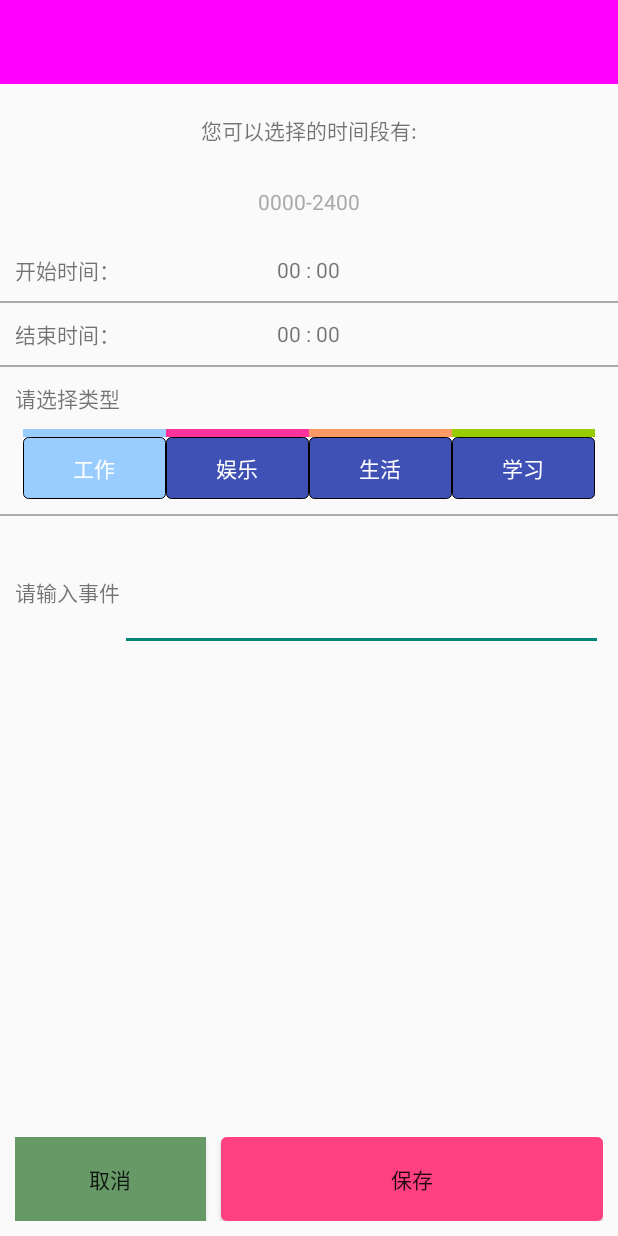
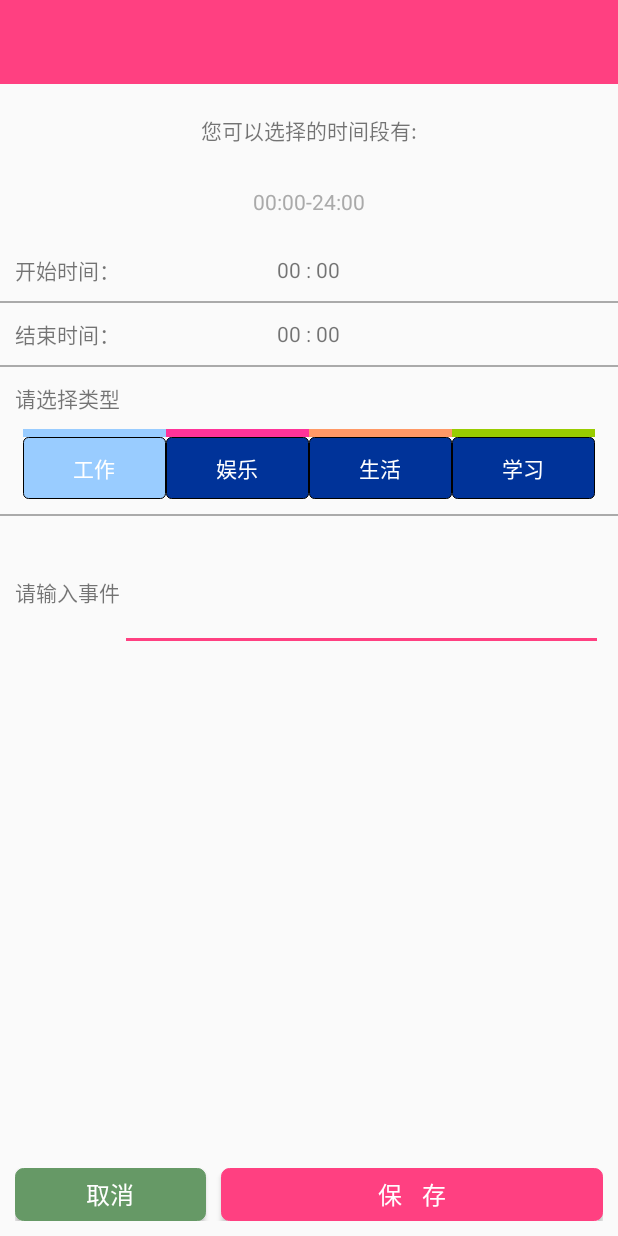
Before and after one commit to MikeMano1994/Timer, an Android app: the screen it shows after launch (AddActivity), after a tap on an icon or button, on a phone screen of 412 x 824 dp. Run offline under Robolectric (Android 15) with nearby library versions, the phone set to English and light mode, and no system bars; our stand-ins replace ButterKnife, Volley; libraries missing offline, so code that uses them is left out: com.orhanobut.logger.

Commit message:
增加倒计时功能，下一步：添加事件到数据库保存

```diff
--- a/app/src/main/AndroidManifest.xml
+++ b/app/src/main/AndroidManifest.xml
@@ -20,6 +20,7 @@
         </activity>
         <activity
             android:name=".activity.AddActivity"
+            android:theme="@style/AppTheme.Float"
             android:windowSoftInputMode="adjustResize|stateHidden" />
         <activity android:name=".test.TestActivity"></activity>
     </application>
--- a/app/src/main/java/com/tryking/timer/activity/AddActivity.java
+++ b/app/src/main/java/com/tryking/timer/activity/AddActivity.java
@@ -93,7 +93,7 @@ public class AddActivity extends AppCompatActivity implements NumberPickerPopupW
         startTimes = (String) SPUtils.get(AddActivity.this, "startTimes", "");
         endTimes = (String) SPUtils.get(AddActivity.this, "endTimes", "");
         eventType = (String) SPUtils.get(AddActivity.this, "eventType", "");
-        Logger.e(startTimes + "start:::" + endTimes + "end::::type" + eventType);
+//        Logger.e(startTimes + "start:::" + endTimes + "end::::type" + eventType);
         String[] starts = CommonUtils.convertStrToArray(startTimes);
         String[] ends = CommonUtils.convertStrToArray(endTimes);
         String[] type = CommonUtils.convertStrToArray(eventType);
@@ -130,7 +130,7 @@ public class AddActivity extends AppCompatActivity implements NumberPickerPopupW
         }
         String s = "";
         if (starts.length == 1 && starts[0] == "") {
-            s = "0000-2400";
+            s = "00:00-24:00";
         } else {
             for (int i = 0; i < starts.length; i++) {
                 int startI = Integer.parseInt(starts[i]);
@@ -144,7 +144,7 @@ public class AddActivity extends AppCompatActivity implements NumberPickerPopupW
                 }
                 if (startInt > endInt) {
                     if (s == "") {
-                        s = s + ";\n" + CommonUtils.addSignToStr(ends[i]) + "  -  " + CommonUtils.addSignToStr(starts[i + 1]);
+                        s = s + CommonUtils.addSignToStr(ends[i]) + "  -  " + CommonUtils.addSignToStr(starts[i + 1]);
                     } else {
                         s = s + ";\n" + CommonUtils.addSignToStr(ends[i]) + "  -  " + CommonUtils.addSignToStr(starts[i + 1]);
                     }
@@ -163,7 +163,7 @@ public class AddActivity extends AppCompatActivity implements NumberPickerPopupW
         tvHint.setText(s);
     }
 
-    @OnClick({R.id.ll_startTime, R.id.ll_endTime, R.id.bt_complete})
+    @OnClick({R.id.ll_startTime, R.id.ll_endTime, R.id.bt_complete, R.id.bt_cancel})
     void click(View v) {
         switch (v.getId()) {
             case R.id.ll_startTime:
@@ -183,6 +183,8 @@ public class AddActivity extends AppCompatActivity implements NumberPickerPopupW
             case R.id.bt_complete:
                 judgeDataIsLegal();
                 break;
+            case R.id.bt_cancel:
+                this.finish();
             default:
                 break;
         }
@@ -233,9 +235,9 @@ public class AddActivity extends AppCompatActivity implements NumberPickerPopupW
                                 startTimes = CommonUtils.listToString(newHaveThingStartInts);
                                 endTimes = CommonUtils.listToString(newHaveThingEndInts);
                                 eventType = CommonUtils.listToString(newHaveThingType);
-                                Logger.e(startTimes + "::start");
-                                Logger.e(endTimes + "::ends");
-                                Logger.e(eventType + "::type");
+//                                Logger.e(startTimes + "::start");
+//                                Logger.e(endTimes + "::ends");
+//                                Logger.e(eventType + "::type");
                                 SPUtils.put(AddActivity.this, "startTimes", startTimes);
                                 SPUtils.put(AddActivity.this, "endTimes", endTimes);
                                 SPUtils.put(AddActivity.this, "eventType", eventType);
@@ -252,14 +254,14 @@ public class AddActivity extends AppCompatActivity implements NumberPickerPopupW
                                 startTimes = CommonUtils.listToString(haveThingStartInts);
                                 endTimes = CommonUtils.listToString(haveThingEndInts);
                                 eventType = CommonUtils.listToString(haveThingType);
-                                Logger.e(startTimes + ":::start");
-                                Logger.e(endTimes + ":::ends");
-                                Logger.e(eventType + ":::type");
+//                                Logger.e(startTimes + ":::start");
+//                                Logger.e(endTimes + ":::ends");
+//                                Logger.e(eventType + ":::type");
                                 SPUtils.put(AddActivity.this, "startTimes", startTimes);
                                 SPUtils.put(AddActivity.this, "endTimes", endTimes);
                                 SPUtils.put(AddActivity.this, "eventType", eventType);
                                 //以开始时间作为名字存储事件
-                                Logger.e(String.valueOf(start) + "qqqqqqqqqq");
+//                                Logger.e(String.valueOf(start) + "qqqqqqqqqq");
                                 SPUtils.put(AddActivity.this, CommonUtils.intToStr(start), specificEvent);
                                 setResult(RESULT_OK);
                                 finish();
--- a/app/src/main/java/com/tryking/timer/activity/MainActivity.java
+++ b/app/src/main/java/com/tryking/timer/activity/MainActivity.java
@@ -43,6 +43,7 @@ public class MainActivity extends AppCompatActivity {
 
         initDatas();
         initViews();
+//        startActivity(new Intent(MainActivity.this, TestActivity.class));
     }
 
     private void initDatas() {
--- a/app/src/main/java/com/tryking/timer/fragment/TodayFragment.java
+++ b/app/src/main/java/com/tryking/timer/fragment/TodayFragment.java
@@ -27,12 +27,12 @@ import com.tryking.timer.bean.TodayEventData;
 import com.tryking.timer.utils.CommonUtils;
 import com.tryking.timer.utils.SPUtils;
 import com.tryking.timer.widgets.CommonDialog;
+import com.tryking.timer.widgets.CountDownTextView;
 import com.tryking.timer.widgets.RecyclerView.MyItemDividerDecoration;
 
 import java.lang.ref.WeakReference;
 import java.net.URL;
 import java.net.URLConnection;
-import java.text.ParseException;
 import java.text.SimpleDateFormat;
 import java.util.ArrayList;
 import java.util.Date;
@@ -51,8 +51,11 @@ public class TodayFragment extends Fragment implements TodayEventAdapter.onNoEve
 
     private static final int REQUEST_ADD_CODE = 0;//添加事项请求吗
     List<TodayEventData> todayEventDatas = new ArrayList<>();
+    @Bind(R.id.tv_awoke)
+    CountDownTextView tvAwoke;
     private TodayEventAdapter todayEventAdapter;
     private RequestQueue mQueue;
+    private String currentDate;
 
     @OnClick({R.id.actionButton})
     void click(View view) {
@@ -103,39 +106,46 @@ public class TodayFragment extends Fragment implements TodayEventAdapter.onNoEve
     }
 
     private void initDatas() {
-        SPUtils.put(getActivity(), "startTimes", "");
-        SPUtils.put(getActivity(), "endTimes", "");
-        SPUtils.put(getActivity(), "eventType", "");
+//        SPUtils.put(getActivity(), "startTimes", "");
+//        SPUtils.put(getActivity(), "endTimes", "");
+//        SPUtils.put(getActivity(), "eventType", "");
+        long intervalTime = getIntervalTime();
+        tvAwoke.setTextPreTime("今天还可以和时间做朋友：");
+        tvAwoke.setIntervalTime(intervalTime, true);
+
         String startTimes = (String) SPUtils.get(getActivity(), "startTimes", "");
         String endTimes = (String) SPUtils.get(getActivity(), "endTimes", "");
         String eventType = (String) SPUtils.get(getActivity(), "eventType", "");
 
         refreshRecyclerViewDataByString(startTimes, endTimes, eventType);
-
-        String currentTime = getCurrentTime();
     }
 
     /*
-    获取网络时间
+    获取倒计时总时长
      */
-    private String getCurrentTime() {
+    private long getIntervalTime() {
         SimpleDateFormat dateFormat = new SimpleDateFormat("yyyy-MM-dd-HH-mm-ss");
-        Date date = new Date(System.currentTimeMillis());
-        Logger.e(dateFormat.format(date));
+        Date nowDate = new Date(System.currentTimeMillis());
+        String nowDateStr = dateFormat.format(nowDate);
+        currentDate = nowDateStr.substring(0, 4) + nowDateStr.substring(5, 7) + nowDateStr.substring(8, 10);
+        String saveDate = (String) SPUtils.get(getActivity(), "currentDate", "");
+//        Logger.e(currentDate + "cur:::save:" + saveDate);
+        //如果不是同一天的话就要把所有的数据清除
+        if (!saveDate.equals(currentDate)) {
+            SPUtils.put(getActivity(), "startTimes", "");
+            SPUtils.put(getActivity(), "endTimes", "");
+            SPUtils.put(getActivity(), "eventType", "");
+            SPUtils.put(getActivity(), "currentDate", currentDate);
+        }
         long time = 0;
         try {
-            Date date1 = dateFormat.parse("2016-5-25 23:00:00");
-            time = date1.getTime();
-        } catch (ParseException e) {
+            Date deadLineTime = dateFormat.parse(nowDateStr.substring(0, 10) + "-24-00-00");
+            time = deadLineTime.getTime();
+        } catch (Exception e) {
             e.printStackTrace();
         }
-        Logger.e(time + "::::current:" + System.currentTimeMillis());
-
-//        Calendar galendar = GregorianCalendar.getInstance();
-//        galendar.set(2016,05,25,23,00);
-//        galendar.get();
-
-        return dateFormat.format(date);
+        long interval = (time - System.currentTimeMillis()) / 1000;
+        return interval;
     }
 
     /*
@@ -150,9 +160,8 @@ public class TodayFragment extends Fragment implements TodayEventAdapter.onNoEve
             SimpleDateFormat simpleDateFormat = new SimpleDateFormat("yyyy年-MM月dd日-HH时mm分ss秒");
             Date date1 = new Date(date);
             Logger.e(simpleDateFormat.format(date1));
-//            Logger.e("我来啦" + date1.getYear() + "年" + date1.getMonth() + "月" + date1.getDay() + "月" + date1.getHours() + "时" + date1.getMinutes() + "分" + date1.getSeconds() + "秒");
             Date date2 = new Date(System.currentTimeMillis());
-            Logger.e("手机当前时间：：" + date2.getYear() + "年" + date2.getMonth() + "月" + date2.getDay() + "月" + date2.getHours() + "时" + date2.getMinutes() + "分" + date2.getSeconds() + "秒");
+//            Logger.e("手机当前时间：：" + date2.getYear() + "年" + date2.getMonth() + "月" + date2.getDay() + "月" + date2.getHours() + "时" + date2.getMinutes() + "分" + date2.getSeconds() + "秒");
         } catch (Exception e) {
             e.printStackTrace();
         }
@@ -178,7 +187,7 @@ public class TodayFragment extends Fragment implements TodayEventAdapter.onNoEve
                 TodayEventData data1 = new TodayEventData(0, "0000", "2400", "未添加事件");
                 todayEventDatas.add(data1);
             } else {
-                Logger.e(starts[0] + "starts{0}");
+//                Logger.e(starts[0] + "starts{0}");
                 if (i == 0 && Integer.parseInt(starts[0]) > 0) {
                     TodayEventData data2 = new TodayEventData(0, "0000", starts[0], "未添加事件");
                     todayEventDatas.add(data2);
@@ -246,8 +255,8 @@ public class TodayFragment extends Fragment implements TodayEventAdapter.onNoEve
                 String startTimes = (String) SPUtils.get(getActivity(), "startTimes", "");
                 String endTimes = (String) SPUtils.get(getActivity(), "endTimes", "");
                 String eventType = (String) SPUtils.get(getActivity(), "eventType", "");
-                Logger.e("old::" + startTimes + "::" + endTimes + "::type::" + eventType);
-                Logger.e(startTime + "start::end::" + endTime);
+//                Logger.e("old::" + startTimes + "::" + endTimes + "::type::" + eventType);
+//                Logger.e(startTime + "start::end::" + endTime);
 
                 //替换字符串的一种方式
 //                Pattern compileStart = Pattern.compile(startTimes);
--- /dev/null
+++ b/app/src/main/java/com/tryking/timer/widgets/CountDownTextView.java
@@ -0,0 +1,135 @@
+package com.tryking.timer.widgets;
+
+import android.content.Context;
+import android.content.res.TypedArray;
+import android.util.AttributeSet;
+import android.widget.TextView;
+
+import com.tryking.timer.R;
+
+/**
+ * Created by Tryking on 2016/5/26.
+ */
+public class CountDownTextView extends TextView implements Runnable {
+    private static long TWENTY_FOUR = 24;
+    private static long SIXTY = 60;
+    private static long ONE_DAY = TWENTY_FOUR * SIXTY * SIXTY;//一天所含的秒数
+    private static long ONE_HOUR = SIXTY * SIXTY;//一小时所含的秒数
+    private static long ONE_MINUTE = SIXTY;//一分钟所含的秒数
+
+    private Long mTime;
+    private long mDays;
+    private long mHours;
+    private long mMinutes;
+    private long mSeconds;
+
+    private boolean run;//是否运行
+    private String preTime;//倒计时之前的文字
+
+    public CountDownTextView(Context context) {
+        this(context, null);
+    }
+
+    public CountDownTextView(Context context, AttributeSet attrs) {
+        super(context, attrs);
+        TypedArray array = context.obtainStyledAttributes(attrs, R.styleable.CountDownTextView);
+//        array.get
+        array.recycle();
+        if (mTime != null) {
+            //如果没有设置时长，默认给个时长
+            mTime = new Long(0);
+        }
+        preTime = "";
+        setRun(false);
+    }
+
+    private void initTime(long mTime) {
+        long[] dateArray = getDateArray(mTime);
+        mDays = dateArray[0];
+        mHours = dateArray[1];
+        mMinutes = dateArray[2];
+        mSeconds = dateArray[3];
+    }
+
+    /**
+     * 设置倒计时总时长，以及是否开始计时
+     *
+     * @param totalSecond
+     * @param bool
+     */
+    public void setIntervalTime(long totalSecond, boolean bool) {
+        if (!run) {
+            setRun(bool);
+            this.mTime = totalSecond;
+            initTime(mTime);
+            //开启倒计时线程
+            setRun(true);
+            run();
+        }
+    }
+
+    /*
+    根据一个总的秒数返回一个天时分秒数组
+     */
+    private long[] getDateArray(long totalSecond) {
+        long days = totalSecond / ONE_DAY;
+        long hours = (totalSecond - days * ONE_DAY) / ONE_HOUR;
+        long minutes = (totalSecond - days * ONE_DAY - hours * ONE_HOUR) / ONE_MINUTE;
+        long seconds = totalSecond - days * ONE_DAY - hours * ONE_HOUR - minutes * ONE_MINUTE;
+        long[] times = {days, hours, minutes, seconds};
+        return times;
+    }
+
+    /**
+     * 运行线程
+     */
+    @Override
+    public void run() {
+        if (run) {
+            if (mTime != null) {
+                mTime--;
+            }
+            mSeconds--;
+            if (mSeconds < 0) {
+                mMinutes--;
+                mSeconds = 59;
+                if (mMinutes < 0) {
+                    mHours--;
+                    mMinutes = 59;
+                    if (mHours < 0) {
+                        mDays--;
+                        mHours = 59;
+                    }
+                }
+            }
+
+            StringBuffer showStr = new StringBuffer();
+            String days = String.valueOf(mDays);
+            String hours = String.valueOf(mHours);
+            String minutes = String.valueOf(mMinutes);
+            String second = String.valueOf(mSeconds);
+            showStr.append(days == "0" ? "" : days + "天")
+                    .append(hours == "0" ? "" : hours + "小时")
+                    .append(minutes == "0" ? "" : minutes + "分钟")
+                    .append(second == "0" ? "" : second + "秒");
+            if (days == "0" && hours == "0" && minutes == "0" && second == "0") {
+                setRun(false);
+            }
+            this.setText(preTime + showStr);
+            postDelayed(this, 1000);
+        }
+    }
+
+    /**
+     * 设置是否让其运行
+     *
+     * @param bool
+     */
+    public void setRun(boolean bool) {
+        this.run = bool;
+    }
+
+    public void setTextPreTime(String textPreTime) {
+        this.preTime = textPreTime;
+    }
+}
--- a/app/src/main/res/drawable/button_common.xml
+++ b/app/src/main/res/drawable/button_common.xml
@@ -5,21 +5,21 @@
         <shape android:shape="rectangle">
             <solid android:color="@color/color1" />
             <stroke android:width="1px" android:color="#FF4081" />
-            <corners android:radius="3dp" />
+            <corners android:radius="5dp" />
         </shape>
     </item>
     <item android:state_enabled="true" android:state_pressed="false">
         <shape>
-            <solid android:color="#FF4081" />
+            <solid android:color="@color/colorPrimaryDark" />
             <stroke android:width="1px" android:color="#FF4081" />
-            <corners android:radius="3dp" />
+            <corners android:radius="5dp" />
         </shape>
     </item>
     <item android:state_enabled="false">
         <shape>
             <solid android:color="#000000" />
             <stroke android:width="1px" android:color="?attr/colorAccent" />
-            <corners android:radius="3dp" />
+            <corners android:radius="5dp" />
         </shape>
     </item>
 </selector>
--- a/app/src/main/res/drawable/radio_button_amuse.xml
+++ b/app/src/main/res/drawable/radio_button_amuse.xml
@@ -9,7 +9,7 @@
     </item>
     <item android:state_checked="false" android:state_pressed="false">
         <shape android:shape="rectangle">
-            <solid android:color="@color/colorPrimary" />
+            <solid android:color="@color/blue" />
             <stroke android:width="1px" />
             <corners android:radius="3dp" />
         </shape>
--- a/app/src/main/res/drawable/radio_button_life.xml
+++ b/app/src/main/res/drawable/radio_button_life.xml
@@ -9,7 +9,7 @@
     </item>
     <item android:state_checked="false" android:state_pressed="false">
         <shape android:shape="rectangle">
-            <solid android:color="@color/colorPrimary" />
+            <solid android:color="@color/blue" />
             <stroke android:width="1px" />
             <corners android:radius="3dp" />
         </shape>
--- a/app/src/main/res/drawable/radio_button_study.xml
+++ b/app/src/main/res/drawable/radio_button_study.xml
@@ -9,7 +9,7 @@
     </item>
     <item android:state_checked="false" android:state_pressed="false">
         <shape android:shape="rectangle">
-            <solid android:color="@color/colorPrimary" />
+            <solid android:color="@color/blue" />
             <stroke android:width="1px" />
             <corners android:radius="3dp" />
         </shape>
--- a/app/src/main/res/drawable/radio_button_work.xml
+++ b/app/src/main/res/drawable/radio_button_work.xml
@@ -9,7 +9,7 @@
     </item>
     <item android:state_checked="false" android:state_pressed="false">
         <shape android:shape="rectangle">
-            <solid android:color="@color/colorPrimary" />
+            <solid android:color="@color/blue" />
             <stroke android:width="1px" />
             <corners android:radius="3dp" />
         </shape>
--- a/app/src/main/res/layout/activity_add.xml
+++ b/app/src/main/res/layout/activity_add.xml
@@ -4,6 +4,7 @@
     xmlns:tools="http://schemas.android.com/tools"
     android:layout_width="match_parent"
     android:layout_height="match_parent"
+    android:fitsSystemWindows="true"
     android:orientation="vertical"
     tools:context=".activity.AddActivity">
 
@@ -22,7 +23,7 @@
                 android:id="@+id/toolBar"
                 android:layout_width="match_parent"
                 android:layout_height="?attr/actionBarSize"
-                android:background="#ff00ff"
+                android:background="@color/colorPrimaryDark"
                 app:layout_scrollFlags="scroll|enterAlways" />
 
             <TextView
@@ -228,7 +229,7 @@
 
     <LinearLayout
         android:layout_width="match_parent"
-        android:layout_height="56dp"
+        android:layout_height="35dp"
         android:layout_alignParentBottom="true"
         android:layout_margin="10dp">
 
@@ -237,18 +238,23 @@
             android:layout_width="0dp"
             android:layout_height="match_parent"
             android:layout_weight="1"
-            android:background="@color/study_dark"
-            android:text="取消" />
+            android:background="@drawable/button_common"
+            android:backgroundTint="@color/study_dark"
+            android:text="取消"
+            android:textSize="16sp"
+            android:textColor="@color/white" />
 
         <Button
-            android:layout_marginLeft="10dp"
             android:id="@+id/bt_complete"
             android:layout_width="0dp"
             android:layout_height="match_parent"
             android:layout_alignParentBottom="true"
+            android:layout_marginLeft="10dp"
             android:layout_weight="2"
+            android:textSize="16sp"
             android:background="@drawable/button_common"
-            android:text="保存" />
+            android:text="保&#160;&#160;&#160;&#160;存"
+            android:textColor="@color/white" />
     </LinearLayout>
 
 </RelativeLayout>
--- a/app/src/main/res/layout/activity_main.xml
+++ b/app/src/main/res/layout/activity_main.xml
@@ -14,7 +14,7 @@
             android:id="@+id/toolBar"
             android:layout_width="match_parent"
             android:layout_height="?attr/actionBarSize"
-            android:background="#ff00ff"
+            android:background="@color/colorAccent"
             app:layout_scrollFlags="scroll|enterAlways" />
 
         <android.support.design.widget.TabLayout
--- /dev/null
+++ b/app/src/main/res/values/attrs.xml
@@ -0,0 +1,6 @@
+<?xml version="1.0" encoding="utf-8"?>
+<resources>
+    <!-- 倒计时 -->
+    <declare-styleable name="CountDownTextView">
+    </declare-styleable>
+</resources>
--- a/app/src/main/res/values/colors.xml
+++ b/app/src/main/res/values/colors.xml
@@ -1,12 +1,14 @@
 <?xml version="1.0" encoding="utf-8"?>
 <resources>
-    <color name="colorPrimary">#3F51B5</color>
-    <color name="colorPrimaryDark">#303F9F</color>
+    <color name="colorPrimary">#FF99CC</color>
+    <!--状态栏颜色-->
+    <color name="colorPrimaryDark">#FF4081</color>
     <color name="colorAccent">#FF4081</color>
     <color name="color1">#FF6666</color>
     <color name="black">#000000</color>
     <color name="float_transparent">#00000000</color>
     <color name="white">#FFFFFF</color>
+    <color name="blue">#003399</color>
 
     <!--四个事件类型-->
     <color name="work">#99CCFF</color>
--- a/app/src/main/res/values/styles.xml
+++ b/app/src/main/res/values/styles.xml
@@ -13,6 +13,16 @@
         <item name="android:windowNoTitle">true</item>
     </style>
 
+    <style name="AppTheme.Float" parent="Theme.AppCompat.Light.NoActionBar">
+        <item name="android:clipToPadding">true</item>
+        <item name="colorPrimary">@color/colorPrimary</item>
+        <item name="colorPrimaryDark">@color/colorPrimaryDark</item>
+        <item name="colorAccent">@color/colorAccent</item>
+        <!-- 如果背景设置成纯白色，Toast就会出现一片空白没有文字 -->
+        <item name="android:background">@color/float_transparent</item>
+    </style>
+
+
     <!-- 仿SweetAlertDialog样式 -->
     <style name="custom_alert_dialog" parent="android:Theme.Dialog">
         <item name="android:windowIsFloating">true</item>
```
Also changed, not shown: app/src/main/java/com/tryking/timer/test/TestActivity.java (+16 -19 lines), app/src/main/res/layout/activity_test.xml (+16 -4 lines), app/src/main/res/layout/fragment_today.xml (+5 -2 lines), 1 other file.
